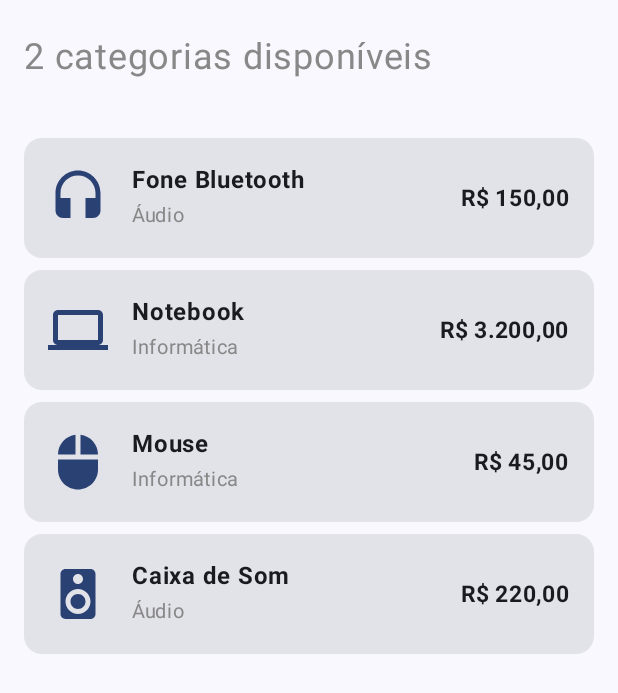
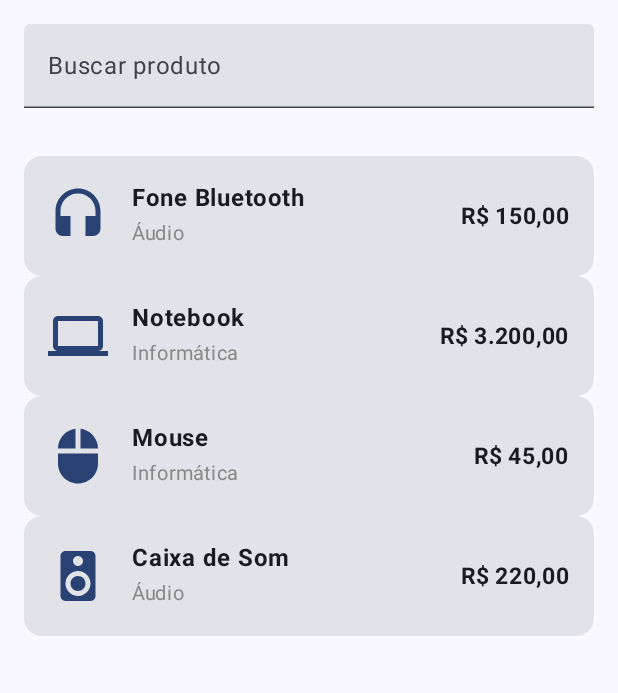
Before and after one commit to ruan-bertolino/TecShop, an Android app built with Jetpack Compose: the screen it shows after launch (MainActivity), on a phone screen of 412 x 824 dp. Shown: the top 693 px of the screen. Run offline under Robolectric (Android 15) with nearby library versions, the phone set to English and light mode, and no system bars.

Commit message:
filtro da loja

```diff
--- a/app/src/main/java/com/example/tecshop/MainActivity.kt
+++ b/app/src/main/java/com/example/tecshop/MainActivity.kt
@@ -5,6 +5,7 @@ import androidx.activity.ComponentActivity
 import androidx.activity.compose.setContent
 import androidx.activity.enableEdgeToEdge
 import androidx.compose.foundation.layout.Arrangement
+import androidx.compose.foundation.lazy.LazyColumn
 import androidx.compose.foundation.layout.Column
 import androidx.compose.foundation.layout.PaddingValues
 import androidx.compose.foundation.layout.Row
@@ -26,7 +27,12 @@ import androidx.compose.material3.Icon
 import androidx.compose.material3.MaterialTheme
 import androidx.compose.material3.Surface
 import androidx.compose.material3.Text
+import androidx.compose.material3.TextField
 import androidx.compose.runtime.Composable
+import androidx.compose.runtime.getValue
+import androidx.compose.runtime.mutableStateOf
+import androidx.compose.runtime.remember
+import androidx.compose.runtime.setValue
 import androidx.compose.ui.Alignment
 import androidx.compose.ui.Modifier
 import androidx.compose.ui.graphics.Color
@@ -86,7 +92,7 @@ fun ProdutoCard(produto: Produto, modifier: Modifier = Modifier) {
                 Text(text = produto.categoria, fontSize = 13.sp, color = Color.Gray)
             }
             Text(
-                text = NumberFormat.getCurrencyInstance(Locale("pt", "BR")).format(produto.preco),
+                text = NumberFormat.getCurrencyInstance(Locale.forLanguageTag("pt-BR")).format(produto.preco),
                 fontSize = 15.sp,
                 fontWeight = FontWeight.Bold
             )
@@ -96,20 +102,22 @@ fun ProdutoCard(produto: Produto, modifier: Modifier = Modifier) {
 
 @Composable
 fun CatalogoDeProdutos(produtos: List<Produto>, modifier: Modifier = Modifier) {
-    val categorias: Set<String> = produtos.map { it.categoria }.toSet()
+    var termoBusca by remember { mutableStateOf("") }
+    val produtosFiltrados = produtos.filter {
+        it.nome.contains(termoBusca, ignoreCase = true)
+    }
+    val produtosPorCategoria = produtosFiltrados.groupBy { it.categoria }
+
     Column(modifier = modifier) {
-        Text(
-            text = "${categorias.size} categorias disponíveis",
-            fontSize = 24.sp,
-            color = Color.Gray,
-            modifier = Modifier.padding(horizontal = 16.dp, vertical = 24.dp)
+        TextField(
+            value = termoBusca,
+            onValueChange = { termoBusca = it },
+            label = { Text("Buscar produto") },
+            modifier = Modifier.fillMaxWidth().padding(16.dp)
         )
-        LazyColumn(
-            modifier = Modifier.weight(1f),
-            contentPadding = PaddingValues(16.dp),
-            verticalArrangement = Arrangement.spacedBy(8.dp)
-        ) {
-            items(produtos) { produto ->
+        LazyColumn(contentPadding = PaddingValues(16.dp)) {
+
+            items(produtosFiltrados) { produto ->
                 ProdutoCard(produto = produto)
             }
         }
```
